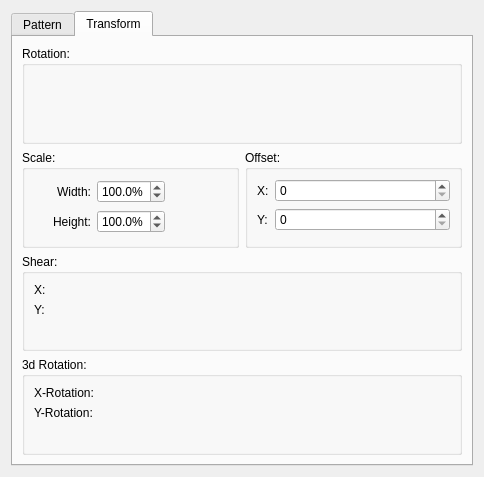
Above: plugins/generators/pattern/wdgpatternoptions.ui from KDE/krita before the change. Below: the same form after it.
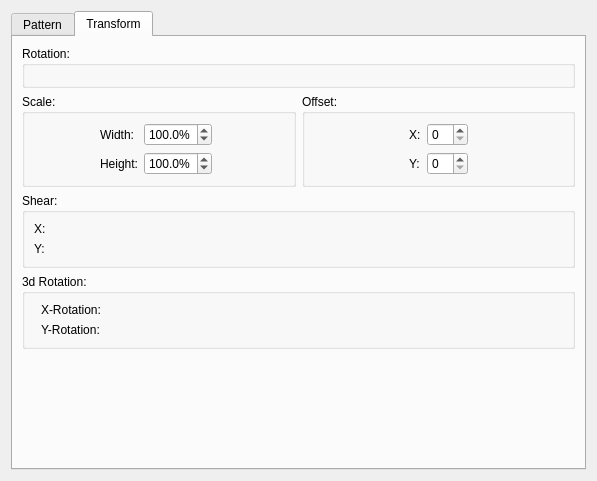
That is the form after the change. The open tabs and pages were chosen to show the change. Custom widgets are drawn as their Qt base class.

Commit message: Change the pattern generator to use KisAngleSelector

The edit to the form file:
```diff
--- a/plugins/generators/pattern/wdgpatternoptions.ui
+++ b/plugins/generators/pattern/wdgpatternoptions.ui
@@ -6,8 +6,8 @@
    <rect>
     <x>0</x>
     <y>0</y>
-    <width>484</width>
-    <height>477</height>
+    <width>597</width>
+    <height>481</height>
    </rect>
   </property>
   <layout class="QHBoxLayout" name="horizontalLayout">
@@ -50,56 +50,30 @@
       <attribute name="title">
        <string>Transform</string>
       </attribute>
-      <layout class="QGridLayout" name="gridLayout_2">
-       <item row="4" column="0" colspan="2">
-        <widget class="QGroupBox" name="gb3dRotation">
-         <property name="title">
-          <string>3d Rotation:</string>
-         </property>
-         <layout class="QFormLayout" name="formLayout_3">
-          <item row="0" column="0">
-           <widget class="QLabel" name="label_5">
-            <property name="text">
-             <string>X-Rotation:</string>
-            </property>
-           </widget>
-          </item>
-          <item row="1" column="0">
-           <widget class="QLabel" name="label_6">
-            <property name="text">
-             <string>Y-Rotation:</string>
-            </property>
-           </widget>
-          </item>
-          <item row="0" column="1">
-           <widget class="KisDoubleSliderSpinBox" name="sldRotationX" native="true">
-            <property name="sizePolicy">
-             <sizepolicy hsizetype="MinimumExpanding" vsizetype="Preferred">
-              <horstretch>0</horstretch>
-              <verstretch>0</verstretch>
-             </sizepolicy>
-            </property>
-           </widget>
-          </item>
-          <item row="1" column="1">
-           <widget class="KisDoubleSliderSpinBox" name="sldRotationY" native="true">
-            <property name="sizePolicy">
-             <sizepolicy hsizetype="MinimumExpanding" vsizetype="Preferred">
-              <horstretch>0</horstretch>
-              <verstretch>0</verstretch>
-             </sizepolicy>
-            </property>
-           </widget>
-          </item>
-         </layout>
-        </widget>
-       </item>
+      <layout class="QVBoxLayout" name="verticalLayout">
+       <item>
+        <layout class="QGridLayout" name="gridLayout">
        <item row="1" column="0">
         <widget class="QGroupBox" name="gbScale">
          <property name="title">
           <string>Scale:</string>
          </property>
-         <layout class="QGridLayout" name="gridLayout">
+           <layout class="QHBoxLayout" name="horizontalLayout_3">
+            <item>
+             <spacer name="horizontalSpacer_5">
+              <property name="orientation">
+               <enum>Qt::Horizontal</enum>
+              </property>
+              <property name="sizeHint" stdset="0">
+               <size>
+                <width>0</width>
+                <height>0</height>
+               </size>
+              </property>
+             </spacer>
+            </item>
+            <item>
+             <layout class="QFormLayout" name="formLayout_5">
           <item row="0" column="0">
            <widget class="QLabel" name="label">
             <property name="text">
@@ -126,9 +100,6 @@
             </property>
            </widget>
           </item>
-          <item row="0" column="2" rowspan="2">
-           <widget class="KoAspectButton" name="btnLockAspectRatio" native="true"/>
-          </item>
           <item row="1" column="0">
            <widget class="QLabel" name="label_2">
             <property name="text">
@@ -156,6 +127,24 @@
            </widget>
           </item>
          </layout>
+            </item>
+            <item>
+             <widget class="KoAspectButton" name="btnLockAspectRatio" native="true"/>
+            </item>
+            <item>
+             <spacer name="horizontalSpacer_6">
+              <property name="orientation">
+               <enum>Qt::Horizontal</enum>
+              </property>
+              <property name="sizeHint" stdset="0">
+               <size>
+                <width>0</width>
+                <height>0</height>
+               </size>
+              </property>
+             </spacer>
+            </item>
+           </layout>
         </widget>
        </item>
        <item row="1" column="1">
@@ -163,6 +152,21 @@
          <property name="title">
           <string>Offset:</string>
          </property>
+           <layout class="QHBoxLayout" name="horizontalLayout_4">
+            <item>
+             <spacer name="horizontalSpacer_3">
+              <property name="orientation">
+               <enum>Qt::Horizontal</enum>
+              </property>
+              <property name="sizeHint" stdset="0">
+               <size>
+                <width>0</width>
+                <height>0</height>
+               </size>
+              </property>
+             </spacer>
+            </item>
+            <item>
          <layout class="QFormLayout" name="formLayout_2">
           <item row="0" column="0">
            <widget class="QLabel" name="label_3">
@@ -185,6 +189,47 @@
            <widget class="KisIntParseSpinBox" name="spbOffsetY"/>
           </item>
          </layout>
+            </item>
+            <item>
+             <spacer name="horizontalSpacer_4">
+              <property name="orientation">
+               <enum>Qt::Horizontal</enum>
+              </property>
+              <property name="sizeHint" stdset="0">
+               <size>
+                <width>0</width>
+                <height>0</height>
+               </size>
+              </property>
+             </spacer>
+            </item>
+           </layout>
+          </widget>
+         </item>
+         <item row="0" column="0" colspan="2">
+          <widget class="QGroupBox" name="gbRotation">
+           <property name="title">
+            <string>Rotation:</string>
+           </property>
+           <layout class="QHBoxLayout" name="horizontalLayout_2">
+            <item>
+             <spacer name="horizontalSpacer">
+              <property name="orientation">
+               <enum>Qt::Horizontal</enum>
+              </property>
+             </spacer>
+            </item>
+            <item>
+             <widget class="KisAngleSelector" name="angleSelectorRotationZ" native="true"/>
+            </item>
+            <item>
+             <spacer name="horizontalSpacer_2">
+              <property name="orientation">
+               <enum>Qt::Horizontal</enum>
+              </property>
+             </spacer>
+            </item>
+           </layout>
         </widget>
        </item>
        <item row="2" column="0" colspan="2">
@@ -230,17 +275,67 @@
          </layout>
         </widget>
        </item>
-       <item row="0" column="0" colspan="2">
-        <widget class="QGroupBox" name="gbRotation">
+         <item row="3" column="0" colspan="2">
+          <widget class="QGroupBox" name="gb3dRotation">
          <property name="title">
-          <string>Rotation:</string>
-         </property>
-         <layout class="QVBoxLayout" name="verticalLayout_2">
+            <string>3d Rotation:</string>
+           </property>
+           <layout class="QHBoxLayout" name="horizontalLayout_5">
           <item>
-           <widget class="KisDoubleSliderSpinBox" name="sldRotationZ" native="true"/>
-          </item>
-         </layout>
-        </widget>
+             <spacer name="horizontalSpacer_7">
+              <property name="orientation">
+               <enum>Qt::Horizontal</enum>
+              </property>
+             </spacer>
+            </item>
+            <item>
+             <layout class="QFormLayout" name="formLayout_3">
+              <item row="0" column="0">
+               <widget class="QLabel" name="label_5">
+                <property name="text">
+                 <string>X-Rotation:</string>
+                </property>
+               </widget>
+              </item>
+              <item row="1" column="0">
+               <widget class="QLabel" name="label_6">
+                <property name="text">
+                 <string>Y-Rotation:</string>
+                </property>
+               </widget>
+              </item>
+              <item row="0" column="1">
+               <widget class="KisAngleSelector" name="angleSelectorRotationX" native="true"/>
+              </item>
+              <item row="1" column="1">
+               <widget class="KisAngleSelector" name="angleSelectorRotationY" native="true"/>
+              </item>
+             </layout>
+            </item>
+            <item>
+             <spacer name="horizontalSpacer_8">
+              <property name="orientation">
+               <enum>Qt::Horizontal</enum>
+              </property>
+             </spacer>
+            </item>
+           </layout>
+          </widget>
+         </item>
+        </layout>
+       </item>
+       <item>
+        <spacer name="verticalSpacer">
+         <property name="orientation">
+          <enum>Qt::Vertical</enum>
+         </property>
+         <property name="sizeHint" stdset="0">
+          <size>
+           <width>0</width>
+           <height>113</height>
+          </size>
+         </property>
+        </spacer>
        </item>
       </layout>
      </widget>
@@ -277,6 +372,12 @@
    <extends>QSpinBox</extends>
    <header>kis_int_parse_spin_box.h</header>
   </customwidget>
+  <customwidget>
+   <class>KisAngleSelector</class>
+   <extends>QWidget</extends>
+   <header location="global">KisAngleSelector.h</header>
+   <container>1</container>
+  </customwidget>
  </customwidgets>
  <resources/>
  <connections/>
```
Left out of the diff: 14 changed lines with no effect on the pictures. Lines whose indentation alone changed are shown as unchanged. The commit also changes 1 other file.
